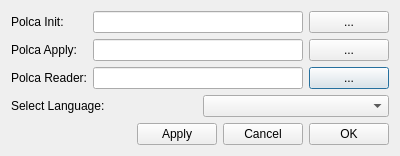
Before: the Qt Designer form POGADE/pogadesettings.ui in polca-project/polca-toolbox, drawn with Qt 5.
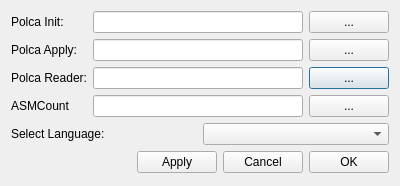
After: the same form once the commit is applied.

```diff
--- a/POGADE/pogadesettings.ui
+++ b/POGADE/pogadesettings.ui
@@ -7,7 +7,7 @@
     <x>0</x>
     <y>0</y>
     <width>400</width>
-    <height>143</height>
+    <height>186</height>
    </rect>
   </property>
   <property name="windowTitle">
@@ -77,6 +77,23 @@
        </property>
       </widget>
      </item>
+     <item row="4" column="0">
+      <widget class="QLabel" name="labelASMCOUNT">
+       <property name="text">
+        <string>ASMCount</string>
+       </property>
+      </widget>
+     </item>
+     <item row="4" column="1">
+      <widget class="QLineEdit" name="lineASMC"/>
+     </item>
+     <item row="4" column="2">
+      <widget class="QPushButton" name="buttonASMC">
+       <property name="text">
+        <string>...</string>
+       </property>
+      </widget>
+     </item>
     </layout>
    </item>
    <item>
```
Left out of the diff: 23 changed lines with no effect on the pictures.
